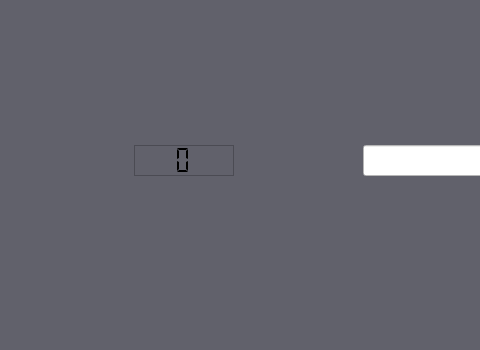
Qt form mainwindow.ui (aaron-loz/TimerStat) before a commit; both pictures show x 0 to 480 and y 226 to 576 of the 994 by 576 pixel window.
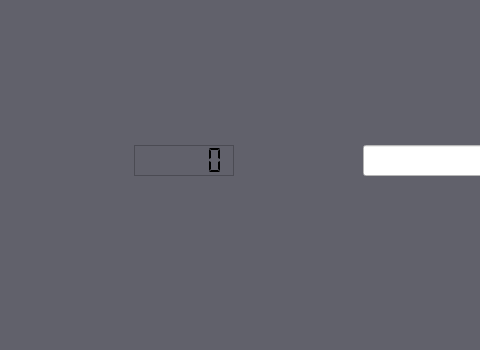
The same form after that commit. Icons and pictures are not drawn.

Commit message:
Finishing Actions Toolbar
Mostly finished, except for editing stats actions in toolbar

Diff of the .ui file:
```diff
--- a/mainwindow.ui
+++ b/mainwindow.ui
@@ -101,12 +101,12 @@
       <property name="smallDecimalPoint">
        <bool>true</bool>
       </property>
-      <property name="digitCount">
-       <number>1</number>
-      </property>
       <property name="segmentStyle">
        <enum>QLCDNumber::Flat</enum>
       </property>
+      <property name="value" stdset="0">
+       <double>0.000000000000000</double>
+      </property>
       <property name="intValue" stdset="0">
        <number>0</number>
       </property>
```
The commit also changes 3 other files.
